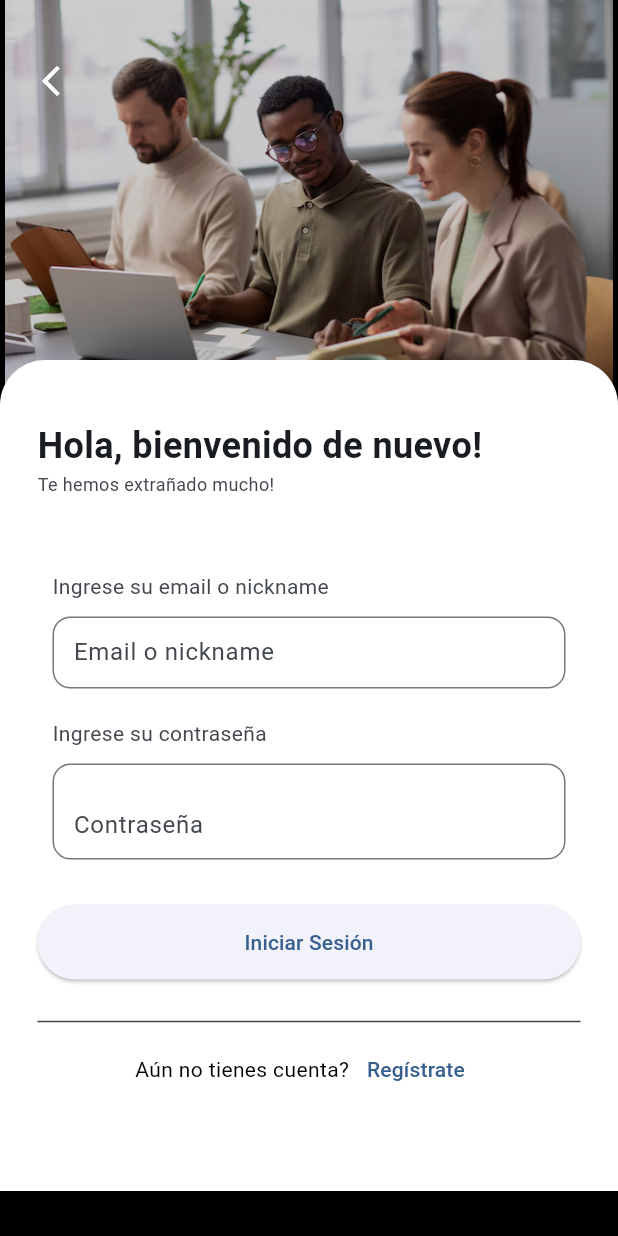
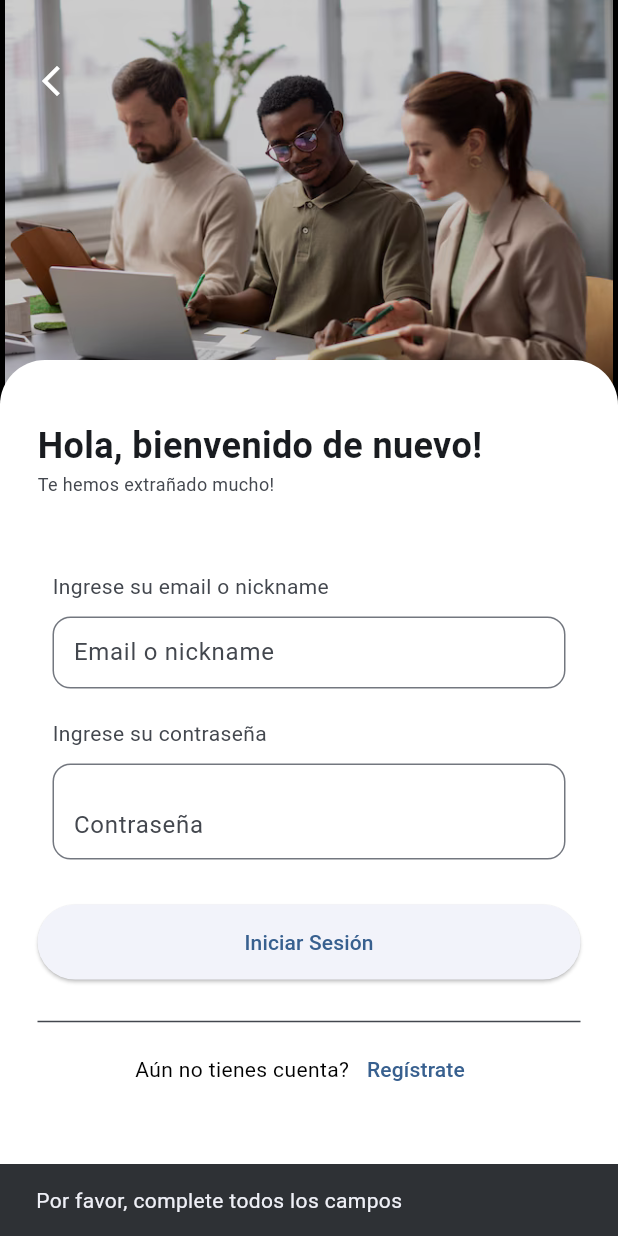
Before and after one commit to Arquisoft-2F/leare_fa, a Flutter app: the LoginPage screen opened by its route, after a tap on "Iniciar Sesión", on a phone screen of 412 x 824 dp. Run offline on Flutter 3.47's test engine with Material 3 defaults, Android fonts, the phone set to English and light mode, and no system bars; our stand-ins replace country_picker, graphql_flutter, video_player.

Commit message:
sirve login re asperos nostros

```diff
--- a/lib/graphql_config.dart
+++ b/lib/graphql_config.dart
@@ -1,10 +1,13 @@
 import 'package:graphql_flutter/graphql_flutter.dart';
 
 class GraphQlConfiguration {
-  static HttpLink httpLink = HttpLink('http://35.215.20.21:5555/');
+  static HttpLink httpLink = HttpLink('http://35.215.20.21:5555/graphql', defaultHeaders: {
+  'Authorization': 'Bearer',
+ },);
 
   GraphQLClient clientToQuery() => GraphQLClient(
         cache: GraphQLCache(),
         link: httpLink,
+
       );
 }
--- a/lib/utils/graphql_login.dart
+++ b/lib/utils/graphql_login.dart
@@ -8,38 +8,40 @@ class GraphQLLogin {
 
   Future<LoginModel> login(
       {required String email, required String password}) async {
-    String x = r"""
-            mutation {
-              login(
-                email:"jsarmiento@gmail.com",
-                password:"User@123"
-                )
-                {
-                token
-              }
-            }
-            """;
+    String x = r'''mutation Login($email: String!, $password: String!) {
+    login(email: $email, password: $password) {
+      token,
+      flag,
+      message
+    }
+  }
+''';
     try {
       QueryResult result = await client.mutate(
         MutationOptions(
           fetchPolicy: FetchPolicy.noCache,
           document: gql(x),
+          variables: {
+            'email': email,
+            'password': password,
+          },
         ),
       );
-      print("HOLA2");
+
       if (result.hasException) {
         throw Exception(result.exception);
       }
-      print("HOLA1");
       if (result == null ||
           result.data == null ||
           result.data?['login'] == null) {
         throw Exception("Not login");
       }
-      print("HOLA");
       LoginModel res = LoginModel.fromMap(map: result.data?['login']);
+
       print(res.token);
+      print(res.message);
       print(res.flag);
+
       return res;
     } catch (error) {
       throw Exception(error);
--- a/lib/widgets/forms/login_form.dart
+++ b/lib/widgets/forms/login_form.dart
@@ -17,10 +17,8 @@ class _LoginFormState extends State<LoginForm> {
   final _formKey = GlobalKey<FormState>();
   final usernameController = TextEditingController();
   final passwordController = TextEditingController();
-  GraphQLLogin _graphQLLogin = GraphQLLogin();
+  final GraphQLLogin _graphQLLogin = GraphQLLogin();
   bool _obscurePassword = true;
-
-  void _login() async {}
 
   @override
   Widget build(BuildContext context) {
@@ -101,11 +99,28 @@ class _LoginFormState extends State<LoginForm> {
             const SizedBox(height: 20),
             ElevatedButton(
               onPressed: () async {
-                print('YA');
-                LoginModel X =
-                    await _graphQLLogin.login(email: "aaa", password: "bbb");
-                print(X.token);
-                print(X.flag);
+
+                if(usernameController.text.isEmpty || passwordController.text.isEmpty) {
+                  ScaffoldMessenger.of(context).showSnackBar(
+                    const SnackBar(
+                      content: Text('Por favor, complete todos los campos'),
+                    ),
+                  );
+                }
+
+                else{
+                LoginModel loginRequest = await _graphQLLogin.login(email: usernameController.text, password: passwordController.text);
+
+                if (loginRequest == "true") {
+                    Navigator.pushNamed(context, '/home');
+                 } else {
+                    ScaffoldMessenger.of(context).showSnackBar(
+                      const SnackBar(
+                        content: Text('Usuario o contraseña incorrectos'),
+                      ),
+                    );
+                  }
+              }
               },
               style: ElevatedButton.styleFrom(
                 minimumSize: const Size(double.infinity, 50),
```
